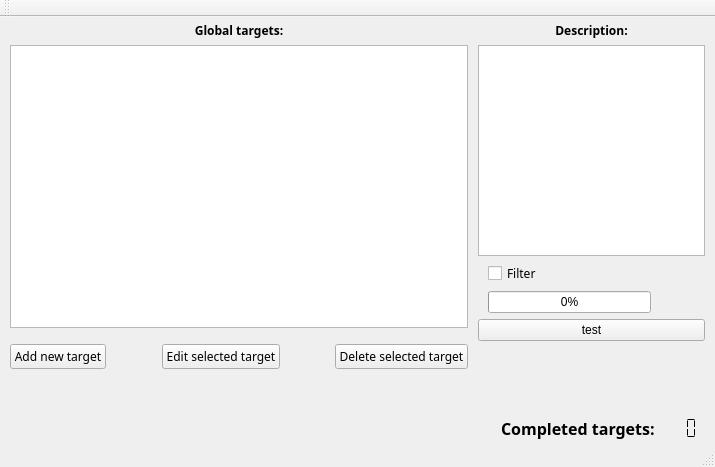
The window that mainwindow.ui (AndreyFedchuk/Organizer) describes before a commit, drawn with Qt 5.
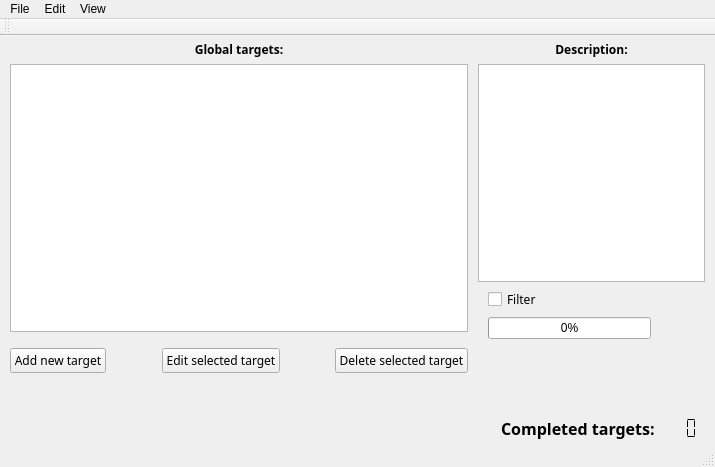
The same window after the commit.

Commit message: base filterModel comleted and add base to Menu

```diff
--- a/mainwindow.ui
+++ b/mainwindow.ui
@@ -194,7 +194,7 @@
      </layout>
     </item>
     <item>
-     <layout class="QVBoxLayout" name="verticalLayout_3" stretch="0,3,0,0,0,1,0">
+     <layout class="QVBoxLayout" name="verticalLayout_3" stretch="0,3,0,0,1,0">
       <property name="spacing">
        <number>6</number>
       </property>
@@ -363,13 +363,6 @@
         </item>
        </layout>
       </item>
-      <item>
-       <widget class="QPushButton" name="test">
-        <property name="text">
-         <string>test</string>
-        </property>
-       </widget>
-      </item>
       <item>
        <spacer name="verticalSpacer_2">
         <property name="orientation">
@@ -460,6 +453,25 @@
      <height>21</height>
     </rect>
    </property>
+   <widget class="QMenu" name="menuFile">
+    <property name="title">
+     <string>File</string>
+    </property>
+   </widget>
+   <widget class="QMenu" name="menuEdit">
+    <property name="title">
+     <string>Edit</string>
+    </property>
+    <addaction name="actionEditFilter"/>
+   </widget>
+   <widget class="QMenu" name="menuView">
+    <property name="title">
+     <string>View</string>
+    </property>
+   </widget>
+   <addaction name="menuFile"/>
+   <addaction name="menuEdit"/>
+   <addaction name="menuView"/>
   </widget>
   <widget class="QToolBar" name="mainToolBar">
    <attribute name="toolBarArea">
```
Left out of the diff: 8 changed lines with no effect on the pictures. The commit also changes 2 other files.
